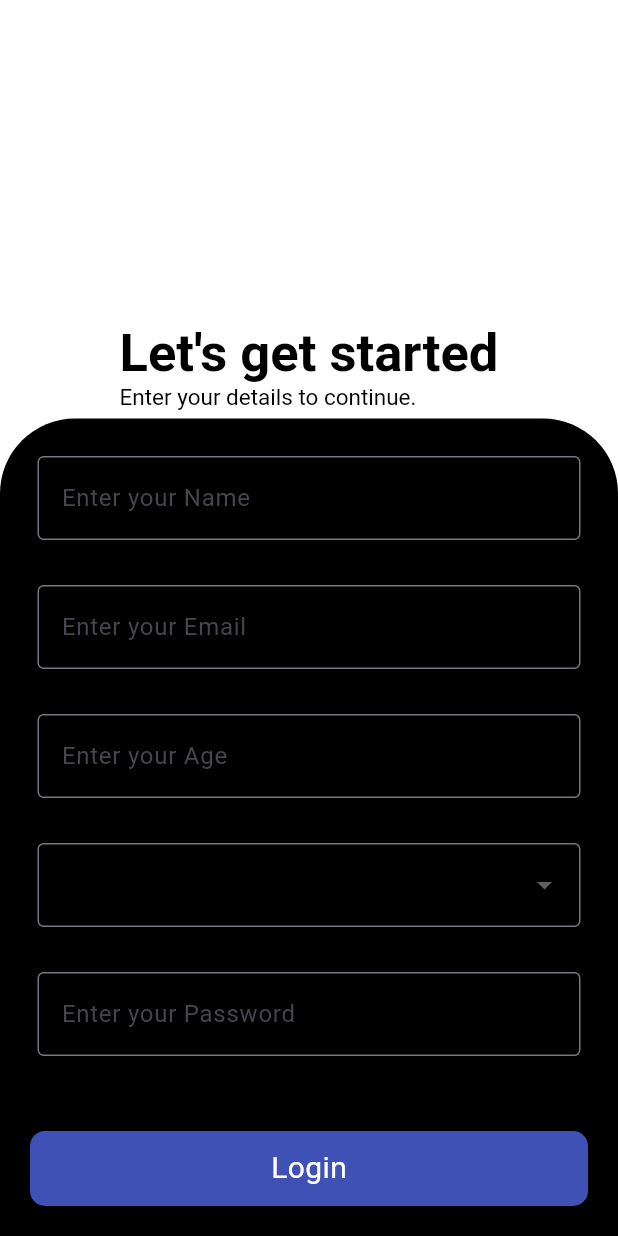
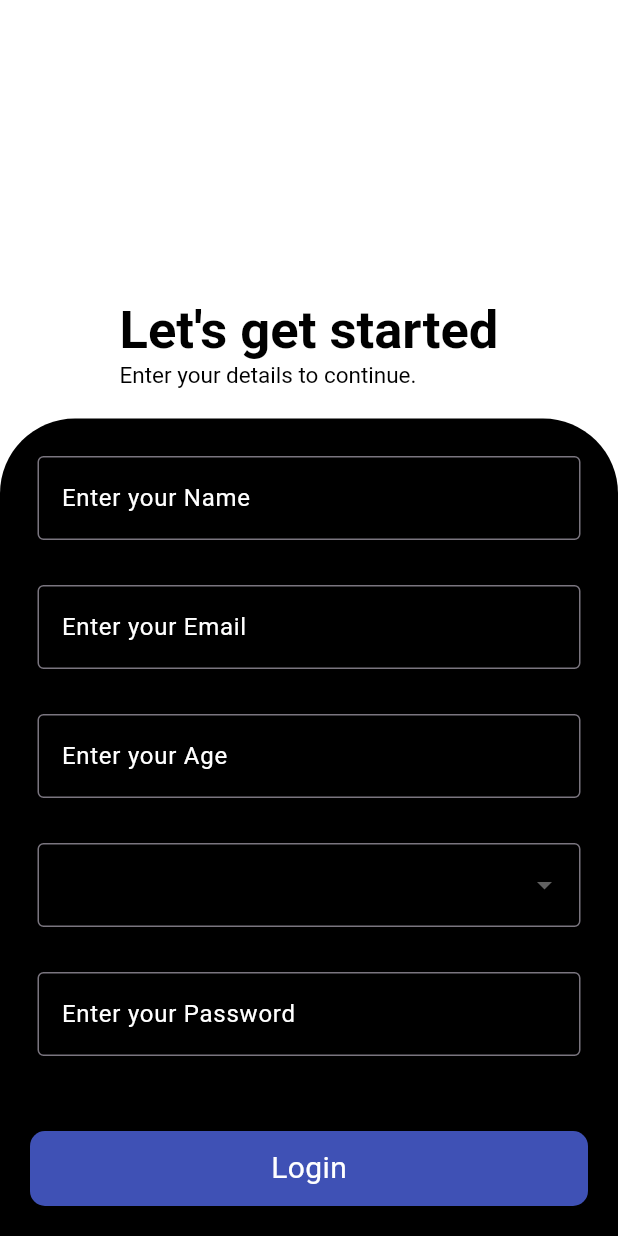
Before and after one commit to ZainR10/Flutter-Rooms, a Flutter app: the screen it shows after launch, on a phone screen of 412 x 824 dp. Run offline on Flutter 3.47's test engine with Material 3 defaults, Android fonts, the phone set to English and light mode, and no system bars; our stand-ins replace shared_preferences.

Commit message:
decorated textfields

```diff
--- a/lib/login.dart
+++ b/lib/login.dart
@@ -1,4 +1,5 @@
 import 'package:flutter/material.dart';
+import 'package:flutter/widgets.dart';
 
 // import 'package:flutter/widgets.dart';
 // import 'package:flutter/rendering.dart';
@@ -25,7 +26,6 @@ class _LoginState extends State<Login> {
   @override
   Widget build(BuildContext context) {
     return Scaffold(
-      // backgroundColor: const Colors.white(60, 214, 211, 211),
       backgroundColor: Colors.white,
       body: Column(
         mainAxisAlignment: MainAxisAlignment.end,
@@ -50,9 +50,8 @@ class _LoginState extends State<Login> {
               ),
             ),
           ),
-          const SizedBox(height: 5),
-          SingleChildScrollView(
-            child: Container(
+          const SizedBox(height: 20),
+          Container(
             decoration: const BoxDecoration(
                 borderRadius: BorderRadius.only(
                     topLeft: Radius.circular(50),
@@ -67,21 +66,20 @@ class _LoginState extends State<Login> {
                     child: Column(
                       children: [
                         //****name*****
-                          Container(
-                            child: TextFormField(
+                        TextFormField(
                           decoration: const InputDecoration(
                               border: OutlineInputBorder(),
                               hintText: 'Enter your Name',
-                                  hintStyle:
-                                      TextStyle(fontWeight: FontWeight.normal)),
+                              hintStyle: TextStyle(
+                                  fontWeight: FontWeight.normal,
+                                  color: Colors.white)),
                           controller: nameController,
                           validator: (String? value) {
                             if (value == null || value.isEmpty) {
                               return "Name field cannot be empty";
                             }
 
-                                if (value.contains('@') ||
-                                    value.contains('.com')) {
+                            if (value.contains('@') || value.contains('.com')) {
                               return "Invalid Name";
                             }
                             // Check if the string contains an integer using a regular expression
@@ -91,14 +89,15 @@ class _LoginState extends State<Login> {
                             return null;
                           },
                         ),
-                          ),
                         const SizedBox(height: 30),
                         //******email*****
                         TextFormField(
                           decoration: const InputDecoration(
                               border: OutlineInputBorder(),
                               hintText: 'Enter your Email',
-                            ),
+                              hintStyle: TextStyle(
+                                  fontWeight: FontWeight.normal,
+                                  color: Colors.white)),
                           controller: emailController,
                           validator: (String? value) {
                             if (value == null || value.isEmpty) {
@@ -118,15 +117,16 @@ class _LoginState extends State<Login> {
                           decoration: const InputDecoration(
                               border: OutlineInputBorder(),
                               hintText: 'Enter your Age',
-                            ),
+                              hintStyle: TextStyle(
+                                  fontWeight: FontWeight.normal,
+                                  color: Colors.white)),
                           keyboardType: TextInputType.number,
                           controller: ageController,
                           validator: (String? value) {
                             if (value == null || value.isEmpty) {
                               return "Enter your Age";
                             }
-                              if (value.contains('@') ||
-                                  value.contains('.com')) {
+                            if (value.contains('@') || value.contains('.com')) {
                               return "Invalid email address";
                             }
                             return null;
@@ -138,7 +138,9 @@ class _LoginState extends State<Login> {
                           decoration: const InputDecoration(
                               border: OutlineInputBorder(),
                               hintText: 'Please select your Gender',
-                            ),
+                              hintStyle: TextStyle(
+                                  fontWeight: FontWeight.normal,
+                                  color: Colors.white)),
                           validator: (String? value) {
                             if (value == null || value.isEmpty) {
                               return 'Please select gender';
@@ -165,7 +167,9 @@ class _LoginState extends State<Login> {
                           decoration: const InputDecoration(
                               border: OutlineInputBorder(),
                               hintText: 'Enter your Password',
-                            ),
+                              hintStyle: TextStyle(
+                                  fontWeight: FontWeight.normal,
+                                  color: Colors.white)),
                           controller: passwordController,
                           validator: (String? value) {
                             if (value == null || value.isEmpty) {
@@ -220,7 +224,6 @@ class _LoginState extends State<Login> {
               ],
             ),
           ),
-          ),
         ],
       ),
     );
```
Lines whose indentation alone changed are shown as unchanged.
